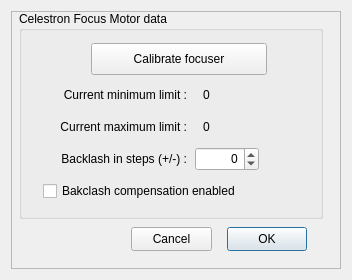
rpineau/CelestronFocus, file CelestronFocus.ui: the form before one commit.
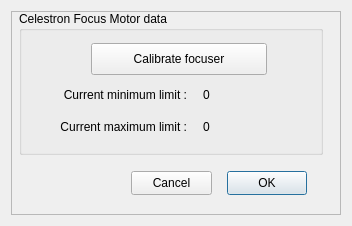
The form after the commit. Custom widgets are drawn as their Qt base class.

Commit message: Fix some small issues, remove all backlash code.

Patch:
```diff
--- a/CelestronFocus.ui
+++ b/CelestronFocus.ui
@@ -7,7 +7,7 @@
     <x>0</x>
     <y>0</y>
     <width>352</width>
-    <height>280</height>
+    <height>226</height>
    </rect>
   </property>
   <property name="sizePolicy">
@@ -25,7 +25,7 @@
   <property name="maximumSize">
    <size>
     <width>352</width>
-    <height>280</height>
+    <height>226</height>
    </size>
   </property>
   <property name="windowTitle">
@@ -64,7 +64,7 @@
         <x>8</x>
         <y>0</y>
         <width>304</width>
-        <height>208</height>
+        <height>144</height>
        </rect>
       </property>
       <property name="title">
@@ -147,54 +147,6 @@
         <set>Qt::AlignLeading|Qt::AlignLeft|Qt::AlignVCenter</set>
        </property>
       </widget>
-      <widget class="QLabel" name="label_3">
-       <property name="geometry">
-        <rect>
-         <x>16</x>
-         <y>136</y>
-         <width>152</width>
-         <height>24</height>
-        </rect>
-       </property>
-       <property name="text">
-        <string>Backlash in steps (+/-) :</string>
-       </property>
-       <property name="alignment">
-        <set>Qt::AlignRight|Qt::AlignTrailing|Qt::AlignVCenter</set>
-       </property>
-      </widget>
-      <widget class="QSpinBox" name="spinBox">
-       <property name="geometry">
-        <rect>
-         <x>176</x>
-         <y>136</y>
-         <width>64</width>
-         <height>24</height>
-        </rect>
-       </property>
-       <property name="alignment">
-        <set>Qt::AlignRight|Qt::AlignTrailing|Qt::AlignVCenter</set>
-       </property>
-       <property name="minimum">
-        <number>-500</number>
-       </property>
-       <property name="maximum">
-        <number>500</number>
-       </property>
-      </widget>
-      <widget class="QCheckBox" name="checkBox">
-       <property name="geometry">
-        <rect>
-         <x>24</x>
-         <y>168</y>
-         <width>224</width>
-         <height>24</height>
-        </rect>
-       </property>
-       <property name="text">
-        <string>Bakclash compensation enabled</string>
-       </property>
-      </widget>
      </widget>
      <widget class="QPushButton" name="pushButtonOK">
       <property name="enabled">
@@ -203,7 +155,7 @@
       <property name="geometry">
        <rect>
         <x>216</x>
-        <y>216</y>
+        <y>160</y>
         <width>80</width>
         <height>24</height>
        </rect>
@@ -219,7 +171,7 @@
       <property name="geometry">
        <rect>
         <x>120</x>
-        <y>216</y>
+        <y>160</y>
         <width>81</width>
         <height>24</height>
        </rect>
```
The commit also changes 3 other files.
